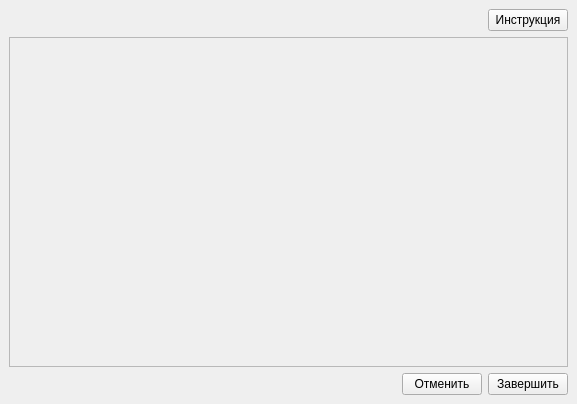
Qt form Modules/Testing/View/TestForm.ui (maks1596/professional-qualities-client) before a commit.
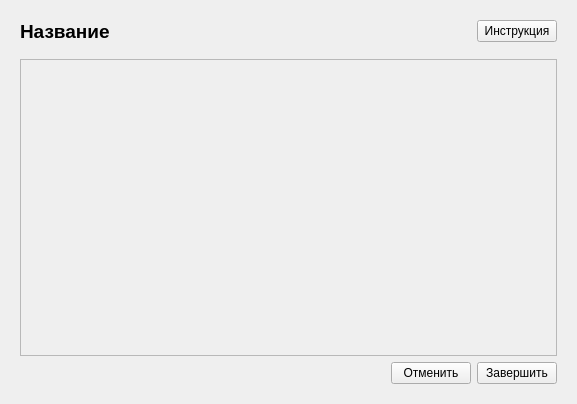
The same form after that commit. The open tabs and pages were chosen to show the change.

Commit message: Добавлено название теста на экран "Вопросы"

```diff
--- a/Modules/Testing/View/TestForm.ui
+++ b/Modules/Testing/View/TestForm.ui
@@ -13,28 +13,16 @@
   <property name="windowTitle">
    <string>Прохождение теста</string>
   </property>
-  <layout class="QHBoxLayout" name="horizontalLayout">
-   <property name="leftMargin">
-    <number>0</number>
-   </property>
-   <property name="topMargin">
-    <number>0</number>
-   </property>
-   <property name="rightMargin">
-    <number>0</number>
-   </property>
-   <property name="bottomMargin">
-    <number>0</number>
-   </property>
+  <layout class="QVBoxLayout" name="verticalLayout_7">
    <item>
     <widget class="QStackedWidget" name="stackedWidget">
      <property name="currentIndex">
-      <number>1</number>
+      <number>2</number>
      </property>
      <widget class="QWidget" name="instructionPage">
       <layout class="QVBoxLayout" name="verticalLayout" stretch="0,1,0">
        <item>
-        <widget class="QLabel" name="nameLbl">
+        <widget class="QLabel" name="instructionTestNameLabel">
          <property name="font">
           <font>
            <pointsize>14</pointsize>
@@ -100,21 +88,33 @@
       </layout>
      </widget>
      <widget class="QWidget" name="questionsPage">
+      <layout class="QVBoxLayout" name="verticalLayout_6">
+       <item>
       <layout class="QVBoxLayout" name="verticalLayout_2">
-       <item>
-        <layout class="QHBoxLayout" name="horizontalLayout_4">
-         <item>
-          <spacer name="horizontalSpacer_3">
-           <property name="orientation">
-            <enum>Qt::Horizontal</enum>
-           </property>
-           <property name="sizeHint" stdset="0">
+         <property name="spacing">
+          <number>16</number>
+         </property>
+         <item>
+          <layout class="QHBoxLayout" name="horizontalLayout_4" stretch="1,0">
+           <item>
+            <widget class="QLabel" name="questionsTestNameLabel">
+             <property name="minimumSize">
             <size>
-             <width>40</width>
-             <height>20</height>
-            </size>
-           </property>
-          </spacer>
+               <width>1</width>
+               <height>0</height>
+              </size>
+             </property>
+             <property name="font">
+              <font>
+               <pointsize>14</pointsize>
+               <weight>75</weight>
+               <bold>true</bold>
+              </font>
+             </property>
+             <property name="text">
+              <string>Название</string>
+             </property>
+            </widget>
          </item>
          <item>
           <widget class="QPushButton" name="helpBtn">
@@ -138,14 +138,16 @@
            <rect>
             <x>0</x>
             <y>0</y>
-            <width>557</width>
-            <height>322</height>
+              <width>537</width>
+              <height>292</height>
            </rect>
           </property>
           <layout class="QVBoxLayout" name="verticalLayout_3"/>
          </widget>
         </widget>
        </item>
+        </layout>
+       </item>
        <item>
         <layout class="QHBoxLayout" name="buttonsHorizontalLayout">
          <item>
@@ -197,8 +199,8 @@
            <rect>
             <x>0</x>
             <y>0</y>
-            <width>98</width>
-            <height>28</height>
+            <width>539</width>
+            <height>335</height>
            </rect>
           </property>
           <layout class="QVBoxLayout" name="verticalLayout_5"/>
```
Lines whose indentation alone changed are shown as unchanged. The commit also changes 2 other files.
